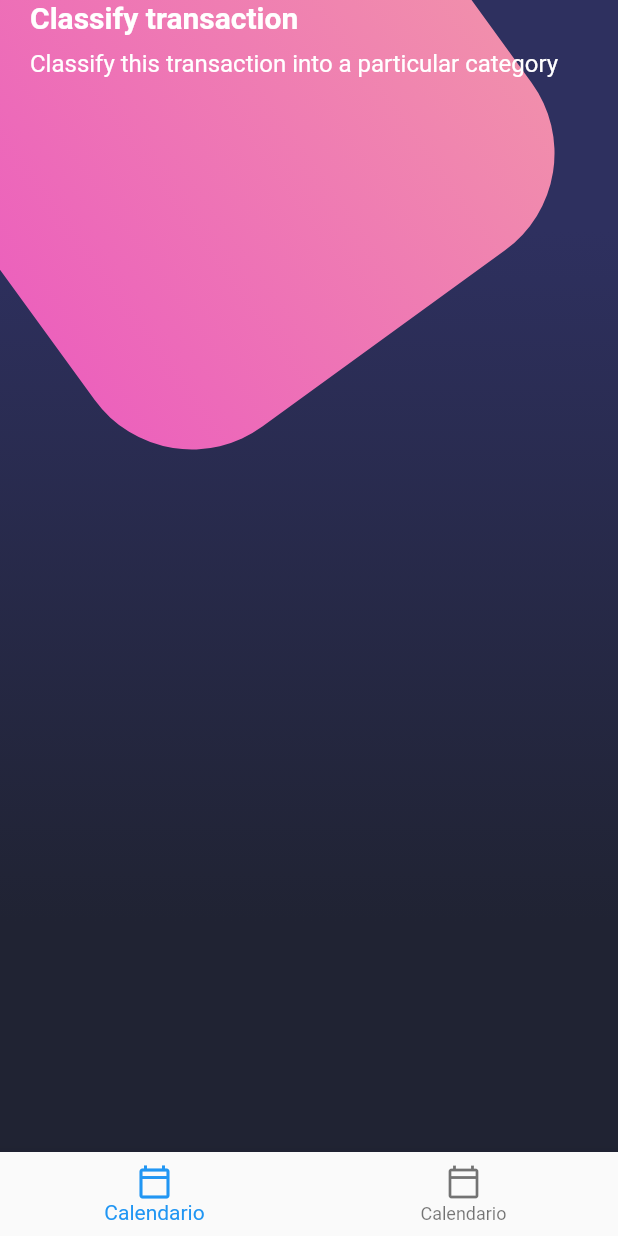
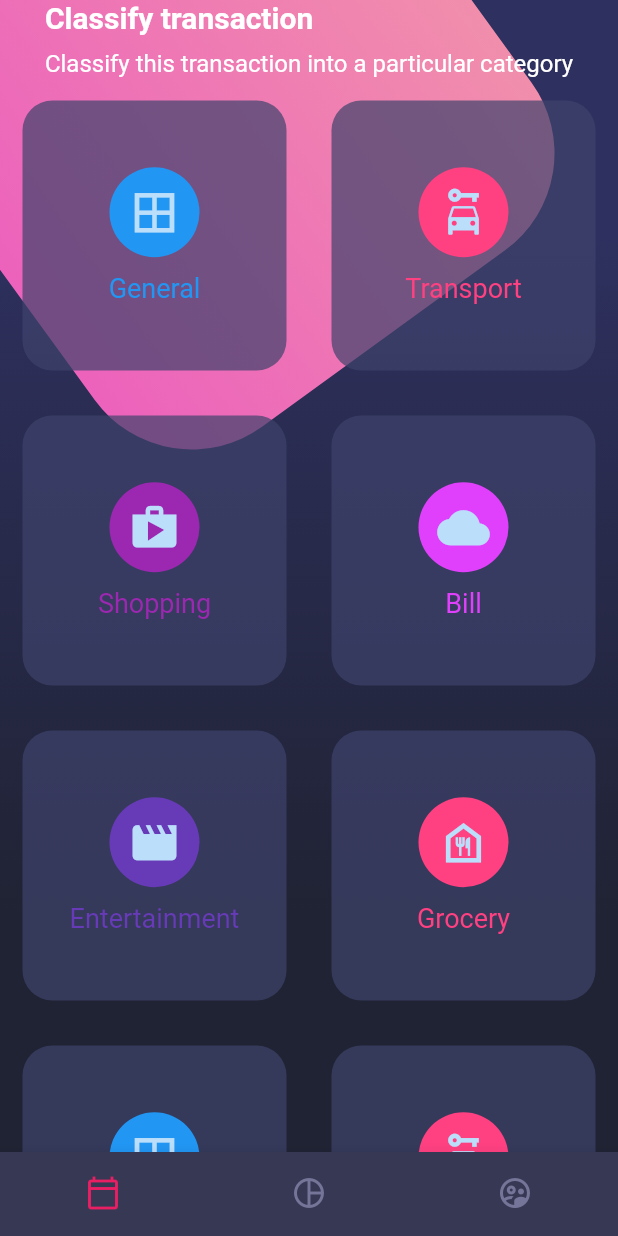
Before and after one commit to IngridC10/DISENOS-EN-FLUTTER, a Flutter app: the screen it shows after launch, on a phone screen of 412 x 824 dp. Run offline on Flutter 3.47's test engine with Material 2 defaults, Android fonts, the phone set to English and light mode, and no system bars.

Commit message:
anadido table card

```diff
--- a/disenios/lib/screens/home_screen.dart
+++ b/disenios/lib/screens/home_screen.dart
@@ -1,4 +1,5 @@
 import 'package:disenios/widgets/background.dart';
+import 'package:disenios/widgets/card_table.dart';
 import 'package:disenios/widgets/custom_bottom_navigation.dart';
 import 'package:disenios/widgets/page_title.dart';
 import 'package:flutter/material.dart';
@@ -30,6 +31,8 @@ class _HomeBody extends StatelessWidget {
           //Titulos
 
           PageTitle(),
+          //Card Table
+          CardTable()
         ],
       ),
     );
--- /dev/null
+++ b/disenios/lib/widgets/card_table.dart
@@ -0,0 +1,82 @@
+import 'package:flutter/material.dart';
+
+class CardTable extends StatelessWidget {
+  @override
+  Widget build(BuildContext context) {
+    return Table(
+      children: [
+        TableRow(children: [
+          _SigleCard(
+              color: Colors.blue, icon: Icons.border_all, text: 'General'),
+          _SigleCard(
+              color: Colors.pinkAccent,
+              icon: Icons.car_rental,
+              text: 'Transport'),
+        ]),
+        TableRow(children: [
+          _SigleCard(color: Colors.purple, icon: Icons.shop, text: 'Shopping'),
+          _SigleCard(
+              color: Colors.purpleAccent, icon: Icons.cloud, text: 'Bill'),
+        ]),
+        TableRow(children: [
+          _SigleCard(
+              color: Colors.deepPurple,
+              icon: Icons.movie,
+              text: 'Entertainment'),
+          _SigleCard(
+              color: Colors.pinkAccent,
+              icon: Icons.food_bank_outlined,
+              text: 'Grocery'),
+        ]),
+        TableRow(children: [
+          _SigleCard(
+              color: Colors.blue, icon: Icons.border_all, text: 'General'),
+          _SigleCard(
+              color: Colors.pinkAccent,
+              icon: Icons.car_rental,
+              text: 'Transport'),
+        ]),
+      ],
+    );
+  }
+}
+
+class _SigleCard extends StatelessWidget {
+  final IconData icon;
+  final Color color;
+  final String text;
+
+  const _SigleCard(
+      {Key? key, required this.icon, required this.color, required this.text})
+      : super(key: key);
+
+  @override
+  Widget build(BuildContext context) {
+    return Container(
+      margin: EdgeInsets.all(15),
+      height: 180,
+      decoration: BoxDecoration(
+        color: Color.fromRGBO(62, 66, 107, 0.7),
+        borderRadius: BorderRadius.circular(20),
+      ),
+      child: Column(
+        mainAxisAlignment: MainAxisAlignment.center,
+        children: [
+          CircleAvatar(
+            backgroundColor: this.color,
+            child: Icon(
+              this.icon,
+              size: 35,
+            ),
+            radius: 30,
+          ),
+          SizedBox(height: 10),
+          Text(
+            this.text,
+            style: TextStyle(color: this.color, fontSize: 18),
+          )
+        ],
+      ),
+    );
+  }
+}
--- a/disenios/lib/widgets/custom_bottom_navigation.dart
+++ b/disenios/lib/widgets/custom_bottom_navigation.dart
@@ -3,11 +3,21 @@ import 'package:flutter/material.dart';
 class CustomBottomNavigation extends StatelessWidget {
   @override
   Widget build(BuildContext context) {
-    return BottomNavigationBar(items: [
-      BottomNavigationBarItem(
-          icon: Icon(Icons.calendar_today_outlined), label: 'Calendario'),
-      BottomNavigationBarItem(
-          icon: Icon(Icons.calendar_today_outlined), label: 'Calendario'),
-    ]);
+    return BottomNavigationBar(
+        showSelectedLabels: false,
+        showUnselectedLabels: false,
+        selectedItemColor: Colors.pink,
+        backgroundColor: Color.fromRGBO(55, 57, 84, 1),
+        unselectedItemColor: Color.fromRGBO(116, 117, 152, 1),
+        currentIndex: 0,
+        items: [
+          BottomNavigationBarItem(
+              icon: Icon(Icons.calendar_today_outlined), label: 'Calendario'),
+          BottomNavigationBarItem(
+              icon: Icon(Icons.pie_chart_outline_outlined), label: 'Grafica'),
+          BottomNavigationBarItem(
+              icon: Icon(Icons.supervised_user_circle_outlined),
+              label: 'Usuarios')
+        ]);
   }
 }
```
